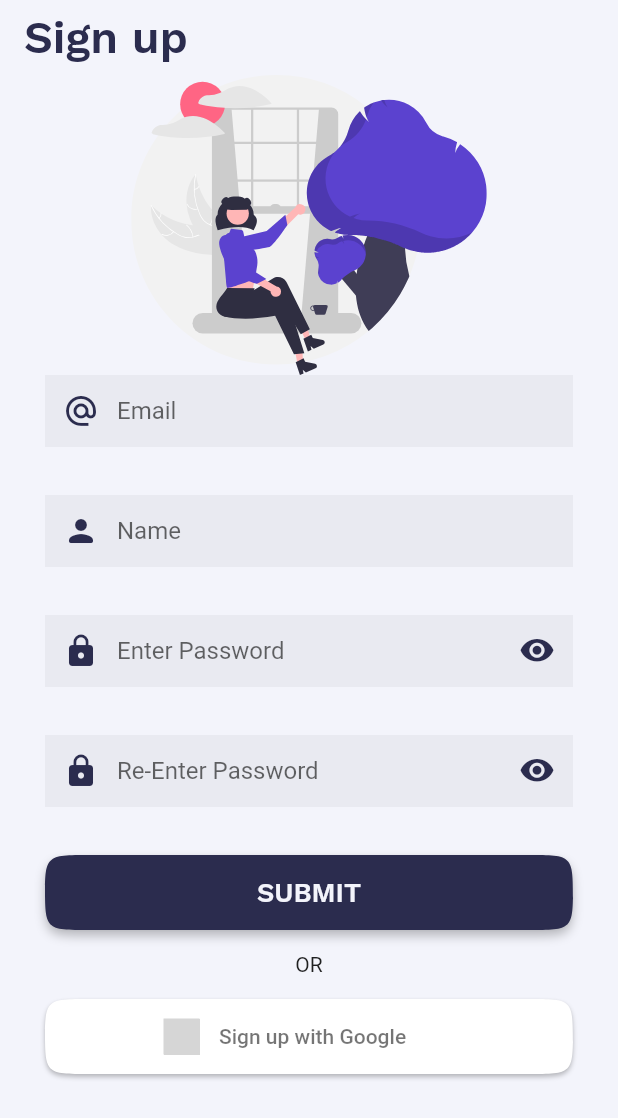
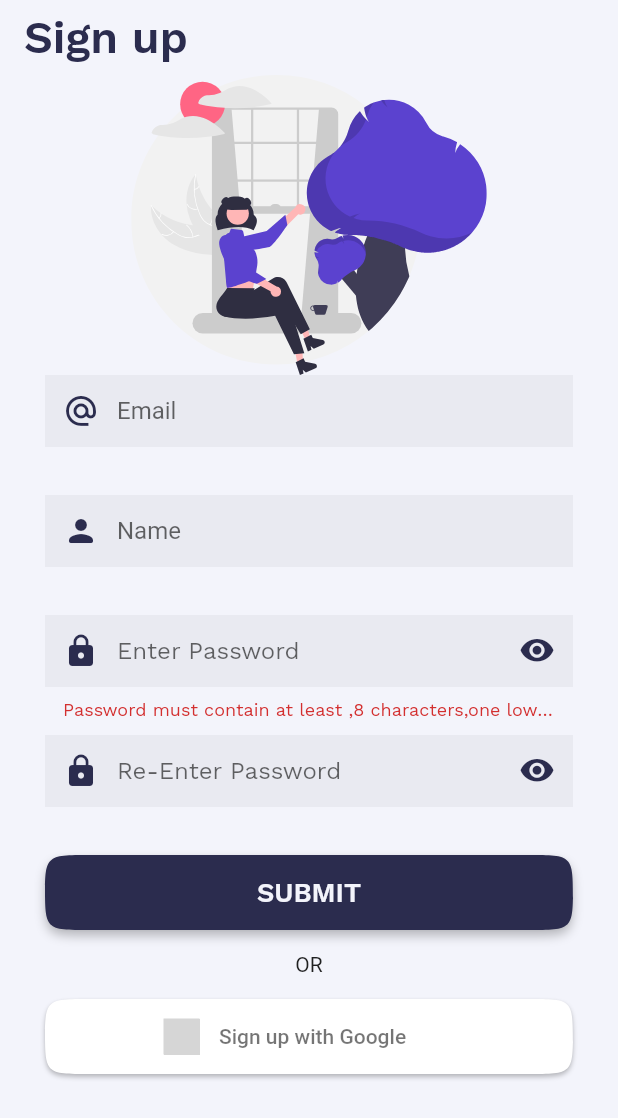
Before and after one commit to ShounakDeshmukh/Bill-Split-App-Flutter, a Flutter app: the RegisterPage screen opened by its route, after a tap on "SUBMIT", on a phone screen of 412 x 824 dp. Shown: the top 1118 px of the screen. Run offline on Flutter 3.47's test engine with Material 2 defaults, Android fonts, the phone set to English and light mode, and no system bars; our stand-ins replace firebase_core, flutter_signin_button, flutter_svg, google_fonts; accounts and stored records are empty; grey boxes are pictures that could not be loaded.

Commit message:
affed field validators to registerscreen

```diff
--- a/lib/screens/register_screen.dart
+++ b/lib/screens/register_screen.dart
@@ -22,10 +22,8 @@ class _RegisterPageState extends State<RegisterPage> {
         automaticallyImplyLeading: false,
         title: Text("Sign up",
             style: GoogleFonts.workSans(
-              textStyle: const TextStyle(
-                  fontWeight: FontWeight.w600,
-                  fontSize: 30,
-                  color: Color(0xff2b2c4e)),
+              textStyle: TextStyle(
+                  fontWeight: FontWeight.w600, fontSize: 30, color: darkPurple),
             )),
         toolbarHeight: 50,
         elevation: 0,
@@ -36,6 +34,7 @@ class _RegisterPageState extends State<RegisterPage> {
           padding: const EdgeInsets.symmetric(horizontal: 30),
           child: Column(
             crossAxisAlignment: CrossAxisAlignment.start,
+            mainAxisAlignment: MainAxisAlignment.center,
             children: [
               Center(
                 child: SvgPicture.asset(
@@ -88,19 +87,83 @@ class RegisterForm extends StatefulWidget {
 class _RegisterFormState extends State<RegisterForm> {
   bool isPasswordVisible = false;
   bool isPasswordVerifyVisible = false;
+  final _formkey = GlobalKey<FormState>();
+  TextEditingController emailController = TextEditingController();
+  TextEditingController nameController = TextEditingController();
+  TextEditingController passwordController = TextEditingController();
+  TextEditingController verifyPassController = TextEditingController();
 
   @override
-  void initState() {
-    super.initState();
+  void dispose() {
+    emailController.dispose();
+    nameController.dispose();
+    passwordController.dispose();
+    verifyPassController.dispose();
+    super.dispose();
+  }
+
+  String? validateName(String? value) {
+    if (!RegExp(r"^[a-zA-Z]+(([',. -][a-zA-Z ])?[a-zA-Z]*)*$")
+        .hasMatch(value!)) {
+      return "Please Enter a Name";
+    }
+    return null;
+  }
+
+  String? validateEmail(String? value) {
+    if (value!.isEmpty ||
+        !RegExp(r'^\w+([\.-]?\w+)*@\w+([\.-]?\w+)*(\.\w{2,3})+$')
+            .hasMatch(value)) {
+      return 'Please enter valid email';
+    }
+    return null;
+  }
+
+  String? validatePassword(String? value) {
+    String missings = "Password must contain at least ";
+    if (value!.length < 8) {
+      missings += ",8 characters";
+    }
+
+    if (!RegExp("(?=.*[a-z])").hasMatch(value)) {
+      missings += ",one lowercase letter";
+    }
+    if (!RegExp("(?=.*[A-Z])").hasMatch(value)) {
+      missings += ",one uppercase letter";
+    }
+    if (!RegExp((r'\d')).hasMatch(value)) {
+      missings += ",one digit";
+    }
+    if (!RegExp((r'\W')).hasMatch(value)) {
+      missings += ",one symbol";
+    }
+
+    //if there is password input errors return error string
+    if (missings != "Password must contain at least ") {
+      return missings;
+    }
+
+    //success
+    return null;
+  }
+
+  String? validateVerifyPassword(String? value) {
+    if ((verifyPassController.text.trim() != passwordController.text.trim()) ||
+        verifyPassController.text.isEmpty) {
+      return "Passwords should match";
+    }
+    //success
+    return null;
   }
 
   @override
   Widget build(BuildContext context) {
     return Form(
+      key: _formkey,
       child: Column(
         children: [
           SizedBox(
-            height: 50,
+            height: 80,
             child: TextFormField(
               keyboardType: TextInputType.emailAddress,
               textAlignVertical: TextAlignVertical.center,
@@ -108,23 +171,18 @@ class _RegisterFormState extends State<RegisterForm> {
                   textFieldDeco("Email", Icons.alternate_email_outlined),
             ),
           ),
-          const SizedBox(
-            height: 30,
-          ),
           SizedBox(
-            height: 50,
+            height: 80,
             child: TextFormField(
               keyboardType: TextInputType.name,
               textAlignVertical: TextAlignVertical.center,
               decoration: textFieldDeco("Name", Icons.person_rounded),
             ),
           ),
-          const SizedBox(
-            height: 30,
-          ),
           SizedBox(
-            height: 50,
+            height: 80,
             child: TextFormField(
+              validator: (value) => validatePassword(value),
               enableSuggestions: false,
               autocorrect: false,
               obscureText: !isPasswordVisible,
@@ -147,17 +205,19 @@ class _RegisterFormState extends State<RegisterForm> {
                   color: darkPurple,
                 ),
                 filled: true,
+                hintStyle: GoogleFonts.workSans(),
+                errorStyle: GoogleFonts.workSans(),
+                errorBorder: InputBorder.none,
                 border: InputBorder.none,
+                focusedErrorBorder: const UnderlineInputBorder(
+                    borderSide: BorderSide(color: Colors.redAccent, width: 3)),
                 focusedBorder: UnderlineInputBorder(
                     borderSide: BorderSide(color: darkPurple, width: 2)),
               ),
             ),
           ),
-          const SizedBox(
-            height: 30,
-          ),
           SizedBox(
-            height: 50,
+            height: 80,
             child: TextFormField(
               enableSuggestions: false,
               autocorrect: false,
@@ -181,20 +241,27 @@ class _RegisterFormState extends State<RegisterForm> {
                   color: darkPurple,
                 ),
                 filled: true,
+                hintStyle: GoogleFonts.workSans(),
+                errorStyle: GoogleFonts.workSans(),
+                errorBorder: InputBorder.none,
                 border: InputBorder.none,
+                focusedErrorBorder: const UnderlineInputBorder(
+                    borderSide: BorderSide(color: Colors.redAccent, width: 3)),
                 focusedBorder: UnderlineInputBorder(
                     borderSide: BorderSide(color: darkPurple, width: 2)),
               ),
             ),
           ),
-          const SizedBox(
-            height: 30,
-          ),
           SizedBox(
             height: 50,
             width: double.maxFinite,
             child: ElevatedButton(
-              onPressed: () {},
+              onPressed: () {
+                if (_formkey.currentState!.validate()) {
+                  ScaffoldMessenger.of(context).showSnackBar(
+                      const SnackBar(content: Text('Processing Data')));
+                }
+              },
               style: ElevatedButton.styleFrom(
                   backgroundColor: darkPurple,
                   shape: const ContinuousRectangleBorder(
```
